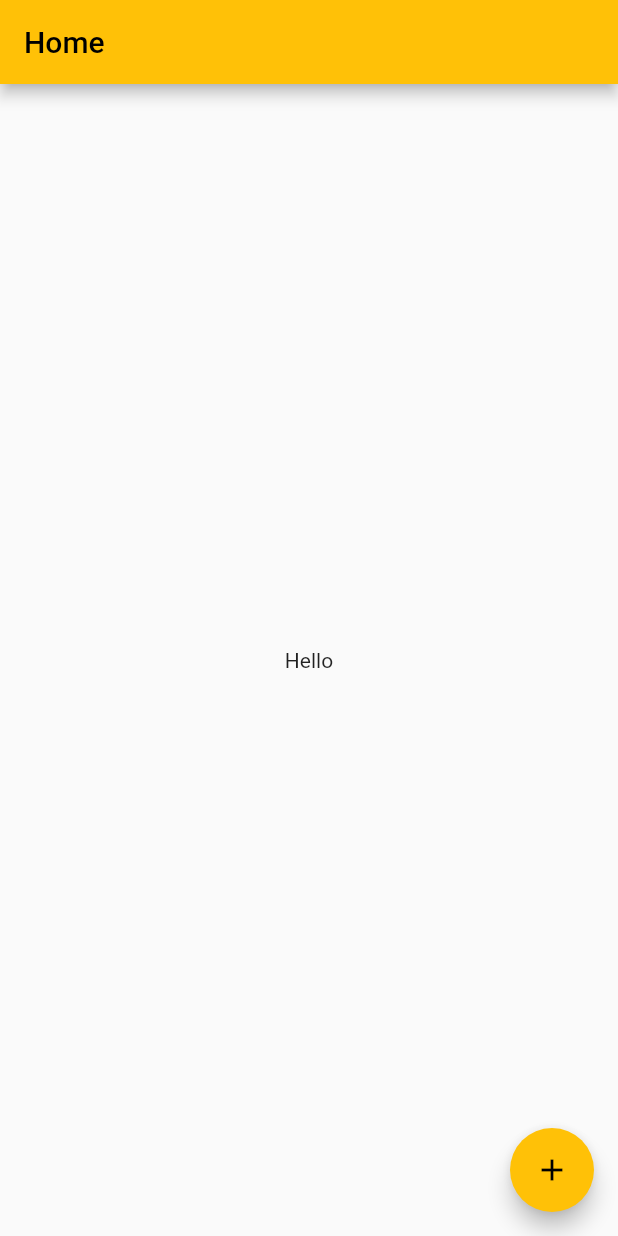
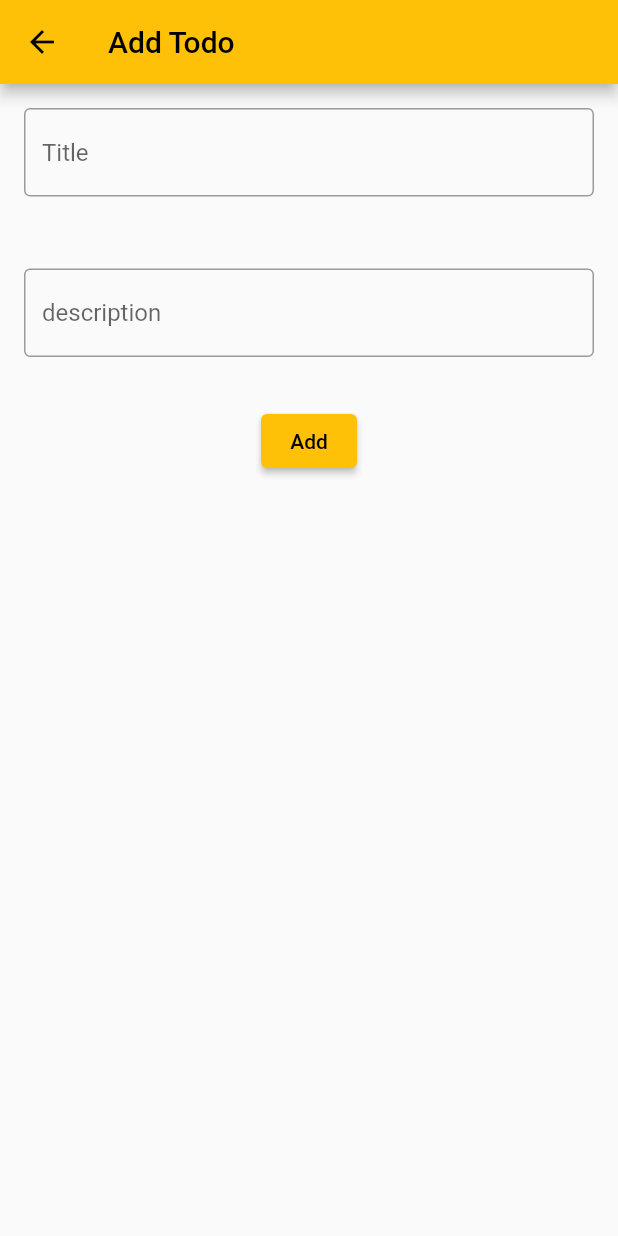
Before and after one commit to ShiftSoftware/ToDo-Flutter, a Flutter app: the screen it shows after launch, after a tap on the "add" icon, on a phone screen of 412 x 824 dp. Run offline on Flutter 3.47's test engine with Material 2 defaults, Android fonts, the phone set to English and light mode, and no system bars; our stand-ins replace shared_preferences.

Commit message:
adds save and view todos

```diff
--- a/lib/data/local/todo/todo_local_service.dart
+++ b/lib/data/local/todo/todo_local_service.dart
@@ -9,7 +9,18 @@ class TodoLocalService implements TodoLocalDataSource {
   const TodoLocalService(this.localStorage);
 
   @override
-  void saveTodo(Map<String, dynamic> todo) {
-    localStorage.setString("todos", jsonEncode(todo));
+  void saveTodo(String todo) {
+    final todos = getTodos();
+    if (todos == null || todo.isEmpty) {
+      localStorage.setStringList("todos", [todo]);
+      return;
+    }
+
+    localStorage.setStringList("todos", [todo, ...todos]);
+  }
+
+  @override
+  List<String>? getTodos() {
+    return localStorage.getStringList("todos");
   }
 }
--- a/lib/data/repository_impl/todo/todo_repository_impl.dart
+++ b/lib/data/repository_impl/todo/todo_repository_impl.dart
@@ -1,3 +1,5 @@
+import 'dart:convert';
+
 import 'package:clean_todo/domain/entity/todo_entity.dart';
 import 'package:clean_todo/domain/repository/todo/todo_local_data_source.dart';
 import 'package:clean_todo/domain/repository/todo/todo_repository.dart';
@@ -9,6 +11,16 @@ class TodoRepositoryImpl implements TodoRepository {
 
   @override
   void saveTodo(Todo todo) {
-    todoLocalDataSource.saveTodo(todo.toLocalDto());
+    final save = jsonEncode(todo.toLocalDto());
+    todoLocalDataSource.saveTodo(save);
+  }
+
+  @override
+  List<Todo> getTodos() {
+    final todos = todoLocalDataSource.getTodos();
+    print("Todos size: ${todos}");
+    if (todos == null || todos.isEmpty) return [];
+    final map = todos.map((e) => jsonDecode(e));
+    return todoFromMap(map);
   }
 }
--- a/lib/domain/entity/todo_entity.dart
+++ b/lib/domain/entity/todo_entity.dart
@@ -1,3 +1,5 @@
+
+List<Todo> todoFromMap(todos)=>List.from(todos.map((x)=>Todo.fromLocalToEntity(x)));
 class Todo {
   final String title, description;
 
--- a/lib/domain/repository/todo/todo_local_data_source.dart
+++ b/lib/domain/repository/todo/todo_local_data_source.dart
@@ -1,3 +1,4 @@
 abstract class TodoLocalDataSource {
-  void saveTodo(Map<String, dynamic> todo);
+  void saveTodo(String todo);
+  List<String>? getTodos();
 }
--- a/lib/domain/repository/todo/todo_repository.dart
+++ b/lib/domain/repository/todo/todo_repository.dart
@@ -3,4 +3,5 @@ import 'package:clean_todo/domain/repository/repository.dart';
 
 abstract class TodoRepository extends Repository {
   void saveTodo(Todo todo);
+  List<Todo> getTodos();
 }
--- a/lib/main.dart
+++ b/lib/main.dart
@@ -2,8 +2,8 @@ import 'package:clean_todo/data/local/local_storage.dart';
 import 'package:clean_todo/data/local/todo/todo_local_service.dart';
 import 'package:clean_todo/data/repository_impl/todo/todo_repository_impl.dart';
 import 'package:clean_todo/domain/repository/todo/todo_repository.dart';
-import 'package:clean_todo/ui/providers/home_provider.dart';
-import 'package:clean_todo/ui/screens/home_screen.dart';
+import 'package:clean_todo/ui/providers/todo_provider.dart';
+import 'package:clean_todo/ui/screens/home/home_screen.dart';
 import 'package:flutter/material.dart';
 import 'package:provider/provider.dart';
 
@@ -27,7 +27,7 @@ class MyApp extends StatelessWidget {
     return MultiProvider(
       providers: [
         ChangeNotifierProvider(
-            create: (context) => HomeProvider(todoRepository)),
+            create: (context) => TodoProvider(todoRepository)),
       ],
       child: MaterialApp(
         title: 'Todo Demo',
--- a/lib/ui/providers/home_provider.dart
+++ /dev/null
@@ -1,10 +0,0 @@
-import 'package:clean_todo/domain/repository/todo/todo_repository.dart';
-import 'package:flutter/material.dart';
-
-class HomeProvider extends ChangeNotifier{
-  final TodoRepository todoRepository;
-
-  HomeProvider(this.todoRepository);
-
-
-}
--- /dev/null
+++ b/lib/ui/providers/todo_provider.dart
@@ -0,0 +1,24 @@
+import 'package:clean_todo/domain/entity/todo_entity.dart';
+import 'package:clean_todo/domain/repository/todo/todo_repository.dart';
+import 'package:flutter/material.dart';
+
+class TodoProvider extends ChangeNotifier {
+  final TodoRepository todoRepository;
+
+  List<Todo> todos = [];
+
+  TodoProvider(this.todoRepository);
+
+  void saveTodo(Todo todo, {bool updateTodo = false}) {
+    todoRepository.saveTodo(todo);
+
+    if(updateTodo){
+      _getTodos();
+    }
+  }
+
+  void _getTodos() {
+    todos = todoRepository.getTodos();
+    notifyListeners();
+  }
+}
--- /dev/null
+++ b/lib/ui/screens/add_todo/add_todo_screen.dart
@@ -0,0 +1,81 @@
+import 'package:clean_todo/domain/entity/todo_entity.dart';
+import 'package:clean_todo/ui/providers/todo_provider.dart';
+import 'package:flutter/material.dart';
+import 'package:provider/provider.dart';
+
+class AddTodoScreen extends StatefulWidget {
+  const AddTodoScreen({super.key});
+
+  @override
+  State<AddTodoScreen> createState() => _AddTodoScreenState();
+}
+
+class _AddTodoScreenState extends State<AddTodoScreen> {
+  final GlobalKey<FormState> formKey = GlobalKey<FormState>();
+
+  final Map<String, String> formData = {};
+
+  @override
+  Widget build(BuildContext context) {
+    return Scaffold(
+      appBar: AppBar(
+        title: const Text("Add Todo"),
+      ),
+      body: Form(
+        key: formKey,
+        child: Column(
+          children: [
+            Padding(
+              padding: const EdgeInsets.all(16.0),
+              child: TextFormField(
+                onChanged: (value) {
+                  formData[TITLE] = value;
+                },
+                validator: (value) {
+                  if (value == null || value.isEmpty) return "Can't be empty";
+
+                  return null;
+                },
+                decoration: const InputDecoration(
+                    border: OutlineInputBorder(), hintText: "Title"),
+              ),
+            ),
+            const SizedBox(height: 16),
+            Padding(
+              padding: const EdgeInsets.all(16.0),
+              child: TextFormField(
+                onChanged: (value) {
+                  formData[DESCRIPTION] = value;
+                },
+                validator: (value) {
+                  if (value == null || value.isEmpty) return "Can't be empty";
+
+                  return null;
+                },
+                decoration: const InputDecoration(
+                    border: OutlineInputBorder(), hintText: "description"),
+              ),
+            ),
+            const SizedBox(height: 16),
+            ElevatedButton(
+                onPressed: () {
+                  final validate = formKey.currentState?.validate() ?? false;
+                  if (!validate) return;
+
+                  final Todo todo = Todo(
+                      title: formData[TITLE]!,
+                      description: formData[DESCRIPTION]!);
+
+                  context.read<TodoProvider>().saveTodo(todo, updateTodo: true);
+                  Navigator.of(context).pop();
+                },
+                child: const Text("Add"))
+          ],
+        ),
+      ),
+    );
+  }
+
+  static const String TITLE = "title";
+  static const String DESCRIPTION = "description";
+}
--- /dev/null
+++ b/lib/ui/screens/home/home_screen.dart
@@ -0,0 +1,46 @@
+import 'package:clean_todo/ui/providers/todo_provider.dart';
+import 'package:clean_todo/ui/screens/add_todo/add_todo_screen.dart';
+import 'package:flutter/material.dart';
+import 'package:provider/provider.dart';
+
+class HomeScreen extends StatelessWidget {
+  const HomeScreen({super.key});
+
+  @override
+  Widget build(BuildContext context) {
+    return Scaffold(
+      appBar: AppBar(
+        title: const Text("Home"),
+      ),
+      body: Consumer<TodoProvider>(
+        builder: (context, TodoProvider todoProvider, child) {
+          if (todoProvider.todos.isEmpty) {
+            return Center(child: const Text("No todos found"));
+          }
+          final todos = todoProvider.todos;
+
+          return ListView.builder(
+            itemCount: todos.length,
+            itemBuilder: (context, index) {
+              final todo = todos[index];
+
+              return ListTile(
+                title: Text(todo.title),
+                subtitle: Text(todo.description),
+              );
+            },
+          );
+        },
+      ),
+      floatingActionButton: FloatingActionButton(
+        onPressed: () {
+          Navigator.of(context).push(MaterialPageRoute(
+            builder: (context) => const AddTodoScreen(),
+          ));
+        },
+        tooltip: 'Increment',
+        child: const Icon(Icons.add),
+      ),
+    );
+  }
+}
--- a/lib/ui/screens/home_screen.dart
+++ /dev/null
@@ -1,32 +0,0 @@
-import 'package:flutter/material.dart';
-
-class HomeScreen extends StatelessWidget {
-  const HomeScreen({super.key});
-
-
-  @override
-  Widget build(BuildContext context) {
-    return Scaffold(
-      appBar: AppBar(
-        title: const Text("Home"),
-      ),
-      body: Center(
-        child: Column(
-          mainAxisAlignment: MainAxisAlignment.center,
-          children: const <Widget>[
-            Text(
-              "Hello",
-            ),
-          ],
-        ),
-      ),
-      floatingActionButton: FloatingActionButton(
-        onPressed: () {
-
-        },
-        tooltip: 'Increment',
-        child: const Icon(Icons.add),
-      ),
-    );
-  }
-}
```
